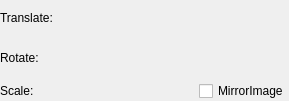
Old version of the form TransformGuiTemplate.ui in the repository calanoue/pyqtgraph.
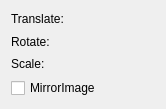
New version of the form.

```diff
--- a/TransformGuiTemplate.ui
+++ b/TransformGuiTemplate.ui
@@ -6,8 +6,8 @@
    <rect>
     <x>0</x>
     <y>0</y>
-    <width>289</width>
-    <height>101</height>
+    <width>166</width>
+    <height>109</height>
    </rect>
   </property>
   <property name="sizePolicy">
@@ -19,14 +19,6 @@
   <property name="windowTitle">
    <string>Form</string>
   </property>
-  <layout class="QGridLayout" name="gridLayout">
-   <property name="sizeConstraint">
-    <enum>QLayout::SetNoConstraint</enum>
-   </property>
-   <property name="margin">
-    <number>0</number>
-   </property>
-   <item row="0" column="0">
     <layout class="QVBoxLayout" name="verticalLayout">
      <item>
       <widget class="QLabel" name="translateLabel">
@@ -43,37 +35,18 @@
       </widget>
      </item>
      <item>
-      <layout class="QHBoxLayout" name="horizontalLayout">
-       <item>
         <widget class="QLabel" name="scaleLabel">
          <property name="text">
           <string>Scale:</string>
          </property>
         </widget>
        </item>
-       <item>
-        <spacer name="horizontalSpacer">
-         <property name="orientation">
-          <enum>Qt::Horizontal</enum>
-         </property>
-         <property name="sizeHint" stdset="0">
-          <size>
-           <width>40</width>
-           <height>20</height>
-          </size>
-         </property>
-        </spacer>
-       </item>
        <item>
         <widget class="QCheckBox" name="mirrorImageCheck">
          <property name="text">
           <string>MirrorImage</string>
          </property>
         </widget>
-       </item>
-      </layout>
-     </item>
-    </layout>
    </item>
   </layout>
  </widget>
```
Lines whose indentation alone changed are shown as unchanged.
